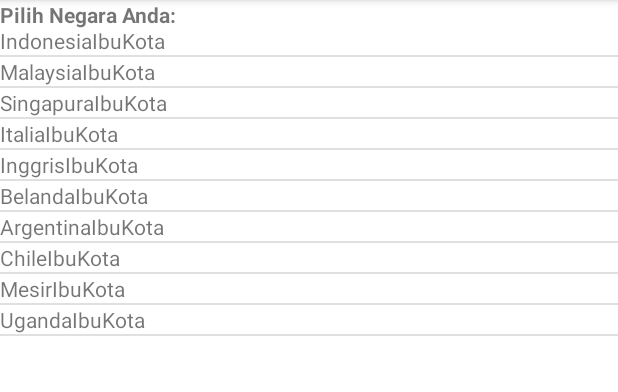
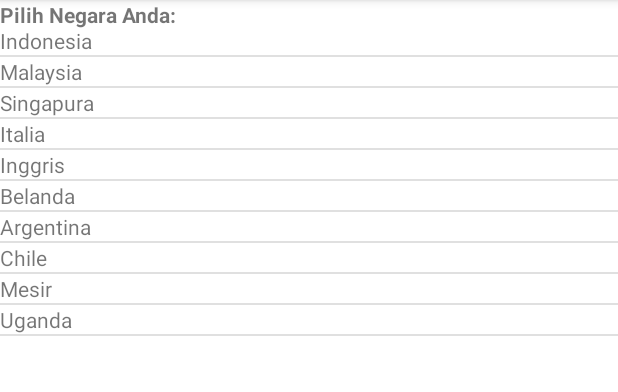
Before and after one commit to RidloSuhardi-1/dts-mobile-chapter-7, an Android app: the screen it shows after launch (MainActivity), on a phone screen of 412 x 824 dp, the part 84-476 px from its top. Run offline under Robolectric (Android 15) with nearby library versions, the phone set to English and light mode, and no system bars.

Commit message:
hilangin teks ibukota pada daftar

```diff
--- a/app/src/main/res/layout/view_item_negara.xml
+++ b/app/src/main/res/layout/view_item_negara.xml
@@ -9,10 +9,4 @@
         android:id="@+id/txtNegara"
         android:text="Negara" />
 
-    <TextView
-        android:layout_width="wrap_content"
-        android:layout_height="wrap_content"
-        android:id="@+id/txtIbuKota"
-        android:text="IbuKota" />
-
 </LinearLayout>
```
